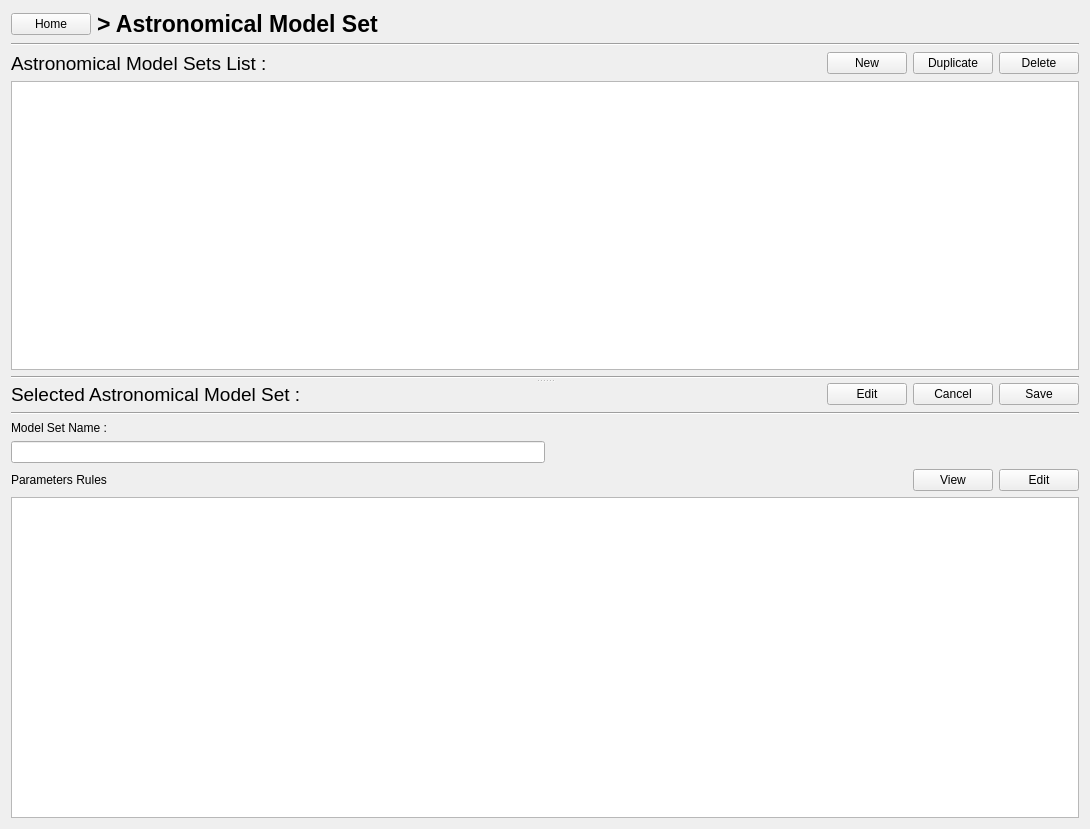
Qt form PhzQtUI/auxdir/PhzQtUI/FormModelSet.ui (astrorama/Phosphoros) before a commit.
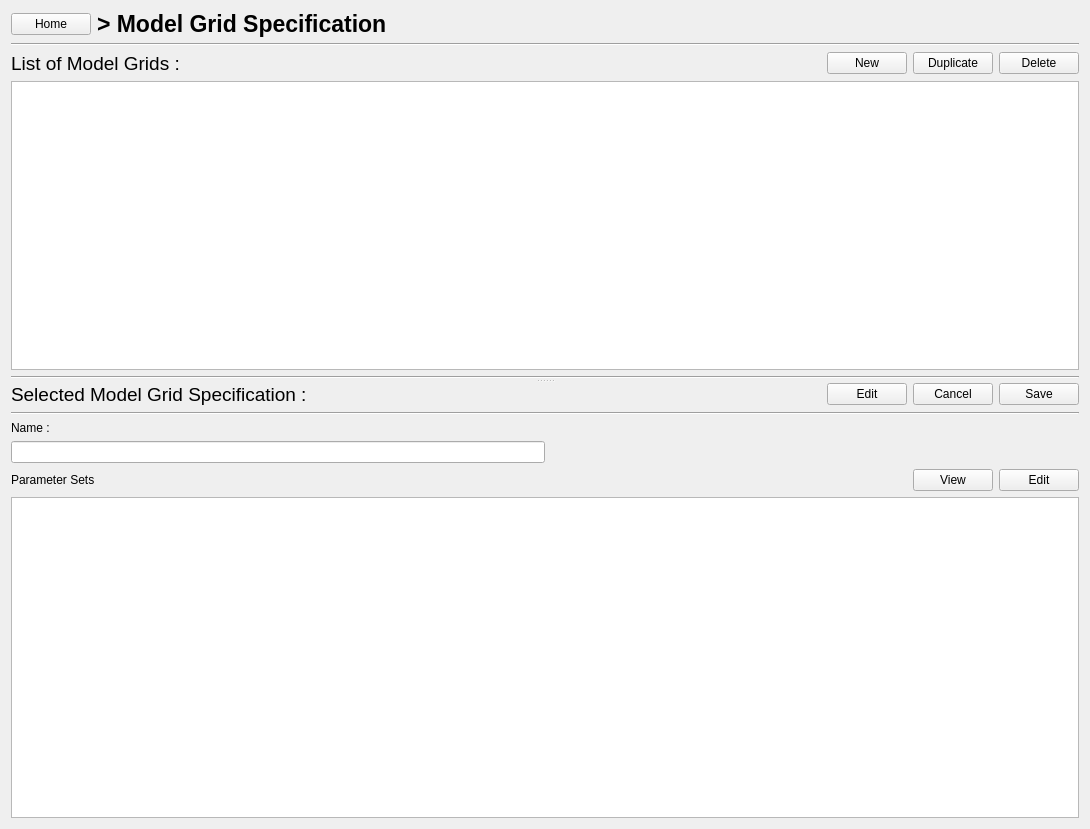
The same form after that commit. Custom widgets are drawn as their Qt base class.

The edit to the form file:
```diff
--- a/PhzQtUI/auxdir/PhzQtUI/FormModelSet.ui
+++ b/PhzQtUI/auxdir/PhzQtUI/FormModelSet.ui
@@ -33,7 +33,7 @@
         </font>
        </property>
        <property name="text">
-        <string>&gt; Astronomical Model Set</string>
+        <string>&gt; Model Grid Specification</string>
        </property>
       </widget>
      </item>
@@ -76,7 +76,7 @@
             </font>
            </property>
            <property name="text">
-            <string>Astronomical Model Sets List :</string>
+            <string>List of Model Grids :</string>
            </property>
           </widget>
          </item>
@@ -165,7 +165,7 @@
             </font>
            </property>
            <property name="text">
-            <string>Selected Astronomical Model Set :</string>
+            <string>Selected Model Grid Specification :</string>
            </property>
           </widget>
          </item>
@@ -219,7 +219,7 @@
            <item>
             <widget class="QLabel" name="label_6">
              <property name="text">
-              <string>Model Set Name :</string>
+              <string>Name :</string>
              </property>
             </widget>
            </item>
@@ -248,7 +248,7 @@
          <item>
           <widget class="QLabel" name="label_5">
            <property name="text">
-            <string>Parameters Rules</string>
+            <string>Parameter Sets</string>
            </property>
           </widget>
          </item>
```
